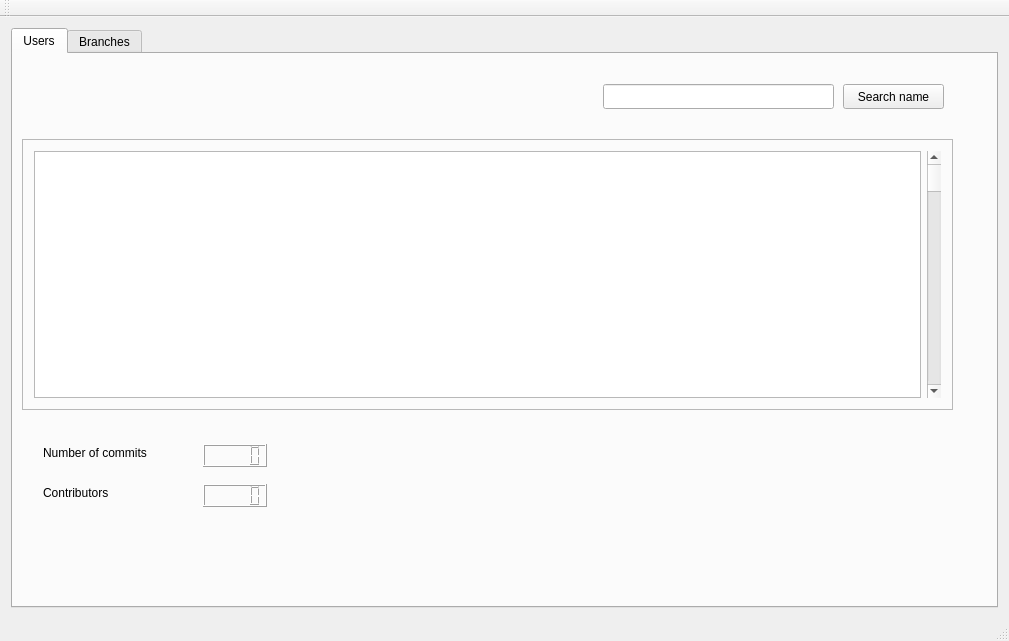
Slavyana-c/Git-Desktop-Interface, file mainwindow.ui: the form before one commit.
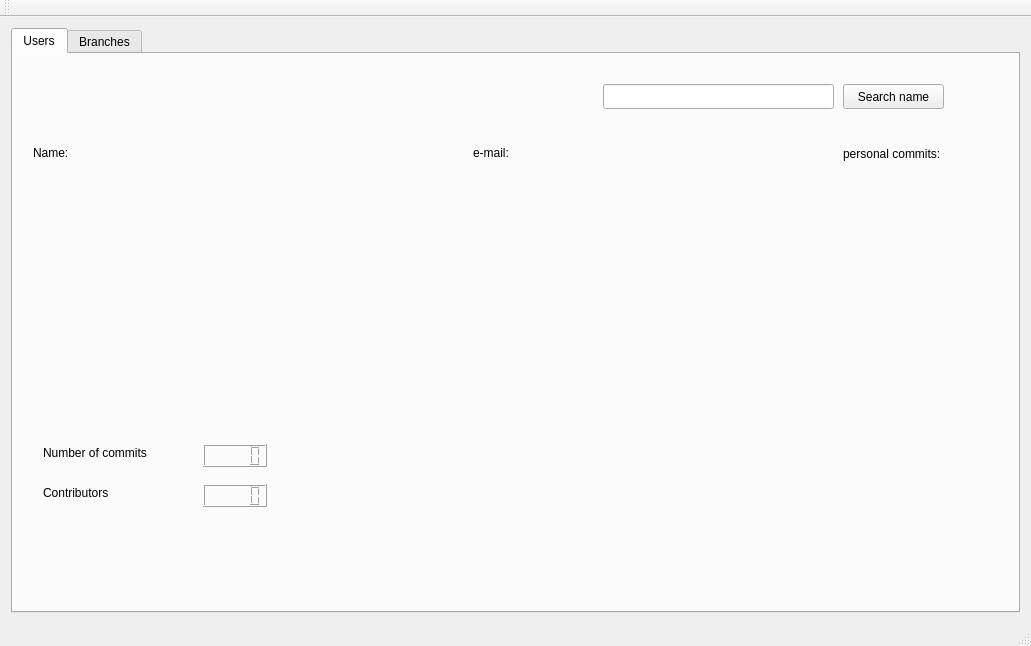
The form after the commit.

The edit to the form file:
```diff
--- a/mainwindow.ui
+++ b/mainwindow.ui
@@ -6,8 +6,8 @@
    <rect>
     <x>0</x>
     <y>0</y>
-    <width>1009</width>
-    <height>641</height>
+    <width>1027</width>
+    <height>642</height>
    </rect>
   </property>
   <property name="windowTitle">
@@ -17,6 +17,12 @@
    <layout class="QHBoxLayout" name="horizontalLayout_3">
     <item>
      <widget class="QTabWidget" name="tabWidget">
+      <property name="minimumSize">
+       <size>
+        <width>1009</width>
+        <height>585</height>
+       </size>
+      </property>
       <property name="currentIndex">
        <number>0</number>
       </property>
@@ -24,40 +30,6 @@
        <attribute name="title">
         <string>Users</string>
        </attribute>
-       <widget class="QFrame" name="frame">
-        <property name="geometry">
-         <rect>
-          <x>9</x>
-          <y>85</y>
-          <width>931</width>
-          <height>271</height>
-         </rect>
-        </property>
-        <property name="minimumSize">
-         <size>
-          <width>871</width>
-          <height>271</height>
-         </size>
-        </property>
-        <property name="frameShape">
-         <enum>QFrame::StyledPanel</enum>
-        </property>
-        <property name="frameShadow">
-         <enum>QFrame::Raised</enum>
-        </property>
-        <layout class="QHBoxLayout" name="horizontalLayout">
-         <item>
-          <widget class="QTableView" name="tableView"/>
-         </item>
-         <item>
-          <widget class="QScrollBar" name="verticalScrollBar">
-           <property name="orientation">
-            <enum>Qt::Vertical</enum>
-           </property>
-          </widget>
-         </item>
-        </layout>
-       </widget>
        <widget class="QPushButton" name="pushButton">
         <property name="geometry">
          <rect>
@@ -119,7 +91,7 @@
          <rect>
           <x>30</x>
           <y>430</y>
-          <width>131</width>
+          <width>141</width>
           <height>17</height>
          </rect>
         </property>
@@ -127,6 +99,58 @@
          <string>Contributors</string>
         </property>
        </widget>
+       <widget class="QWidget" name="widget" native="true">
+        <property name="geometry">
+         <rect>
+          <x>20</x>
+          <y>110</y>
+          <width>951</width>
+          <height>251</height>
+         </rect>
+        </property>
+       </widget>
+       <widget class="QLabel" name="label_3">
+        <property name="geometry">
+         <rect>
+          <x>20</x>
+          <y>90</y>
+          <width>111</width>
+          <height>17</height>
+         </rect>
+        </property>
+        <property name="text">
+         <string>Name:</string>
+        </property>
+       </widget>
+       <widget class="QLabel" name="label_4">
+        <property name="geometry">
+         <rect>
+          <x>460</x>
+          <y>90</y>
+          <width>121</width>
+          <height>17</height>
+         </rect>
+        </property>
+        <property name="frameShape">
+         <enum>QFrame::NoFrame</enum>
+        </property>
+        <property name="text">
+         <string>e-mail:</string>
+        </property>
+       </widget>
+       <widget class="QLabel" name="label_5">
+        <property name="geometry">
+         <rect>
+          <x>830</x>
+          <y>90</y>
+          <width>131</width>
+          <height>20</height>
+         </rect>
+        </property>
+        <property name="text">
+         <string>personal commits:</string>
+        </property>
+       </widget>
       </widget>
       <widget class="QWidget" name="tab_2">
        <attribute name="title">
```
